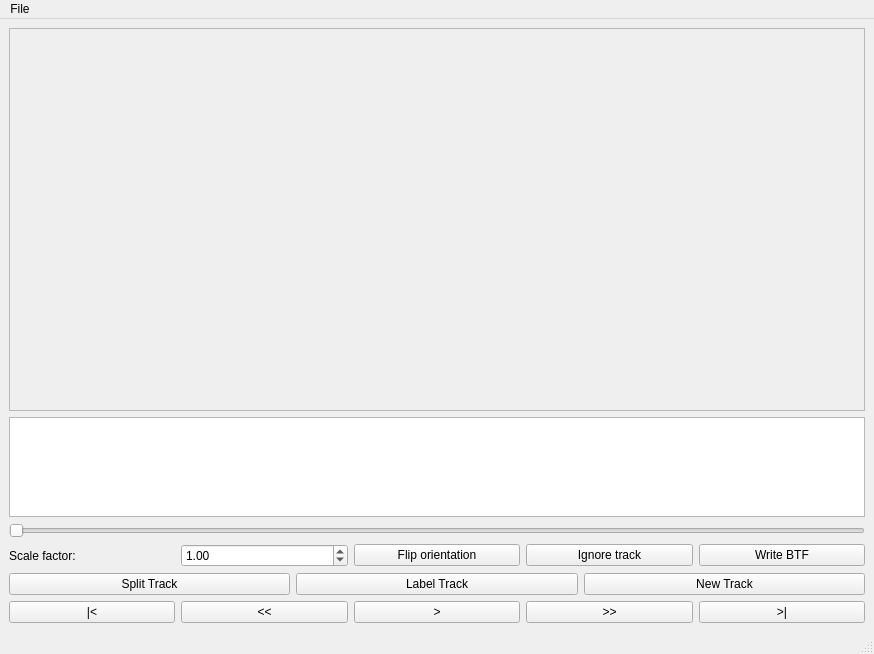
Old version of the form trackfixer/mainwindow.ui in the repository biotracking/biotrack.
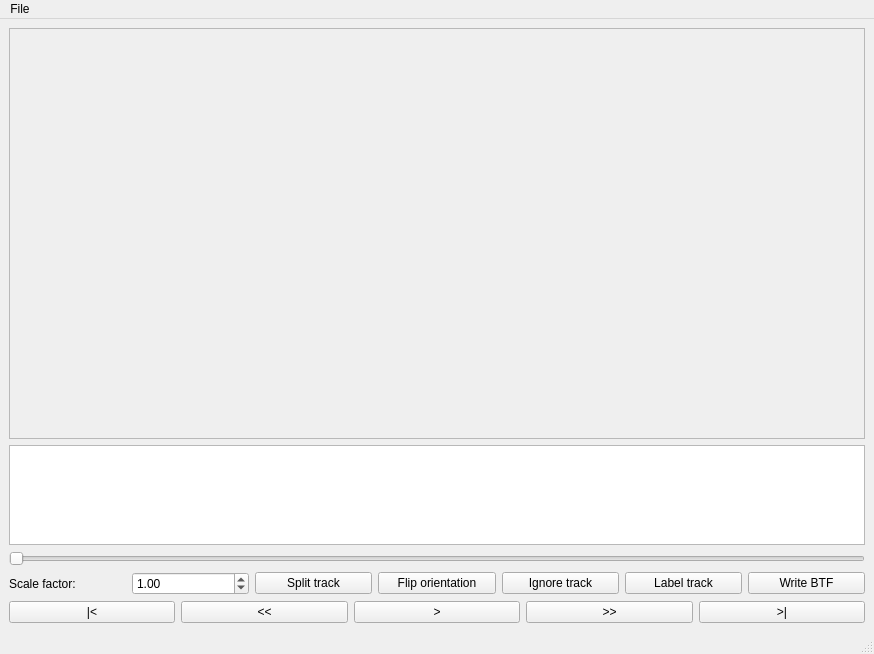
New version of the form.

The edit to the form file:
```diff
--- a/trackfixer/mainwindow.ui
+++ b/trackfixer/mainwindow.ui
@@ -28,7 +28,7 @@
            <x>0</x>
            <y>0</y>
            <width>841</width>
-           <height>306</height>
+           <height>348</height>
           </rect>
          </property>
          <layout class="QVBoxLayout" name="verticalLayout">
@@ -79,6 +79,13 @@
           </property>
          </widget>
         </item>
+        <item>
+         <widget class="QPushButton" name="pushButton_9">
+          <property name="text">
+           <string>Split track</string>
+          </property>
+         </widget>
+        </item>
         <item>
          <widget class="QPushButton" name="pushButton_6">
           <property name="maximumSize">
@@ -105,6 +112,13 @@
           </property>
          </widget>
         </item>
+        <item>
+         <widget class="QPushButton" name="pushButton_10">
+          <property name="text">
+           <string>Label track</string>
+          </property>
+         </widget>
+        </item>
         <item>
          <widget class="QPushButton" name="pushButton_7">
           <property name="maximumSize">
@@ -120,31 +134,6 @@
         </item>
        </layout>
       </item>
-      <item>
-       <layout class="QHBoxLayout" name="horizontalLayout_3">
-        <item>
-         <widget class="QPushButton" name="pushButton_9">
-          <property name="text">
-           <string>Split Track</string>
-          </property>
-         </widget>
-        </item>
-        <item>
-         <widget class="QPushButton" name="pushButton_10">
-          <property name="text">
-           <string>Label Track</string>
-          </property>
-         </widget>
-        </item>
-        <item>
-         <widget class="QPushButton" name="pushButton_11">
-          <property name="text">
-           <string>New Track</string>
-          </property>
-         </widget>
-        </item>
-       </layout>
-      </item>
       <item>
        <layout class="QHBoxLayout" name="horizontalLayout">
         <item>
```
